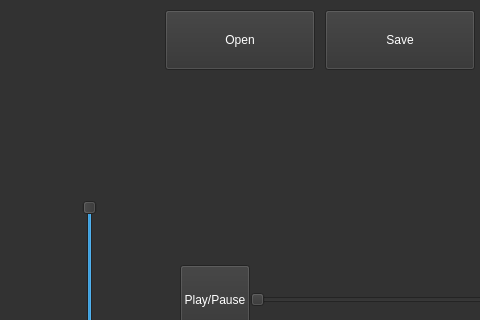
Qt form designs/audio_editor_window.ui (DaryaSanina/media-editor) before a commit; both pictures show x 0 to 480 and y 0 to 320 of the 804 by 610 pixel window.
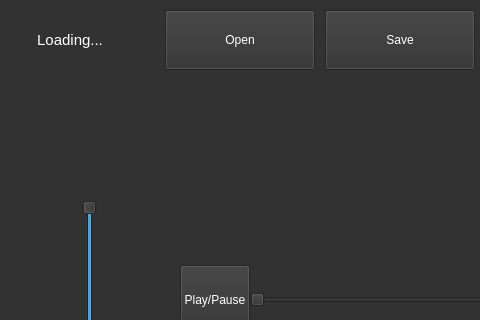
The same form after that commit. Icons and pictures are not drawn.

Commit message: Added "Loading..." messages to the main window and the audio editor. They show when the program is loading the file that the user wants to open

```diff
--- a/designs/audio_editor_window.ui
+++ b/designs/audio_editor_window.ui
@@ -244,6 +244,30 @@
      <string>Home</string>
     </property>
    </widget>
+   <widget class="QLabel" name="loading_label">
+    <property name="geometry">
+     <rect>
+      <x>20</x>
+      <y>25</y>
+      <width>100</width>
+      <height>30</height>
+     </rect>
+    </property>
+    <property name="font">
+     <font>
+      <pointsize>11</pointsize>
+     </font>
+    </property>
+    <property name="styleSheet">
+     <string notr="true">color: white</string>
+    </property>
+    <property name="text">
+     <string>Loading...</string>
+    </property>
+    <property name="alignment">
+     <set>Qt::AlignCenter</set>
+    </property>
+   </widget>
   </widget>
   <widget class="QMenuBar" name="menubar">
    <property name="geometry">
```
The commit also changes 2 other files.
